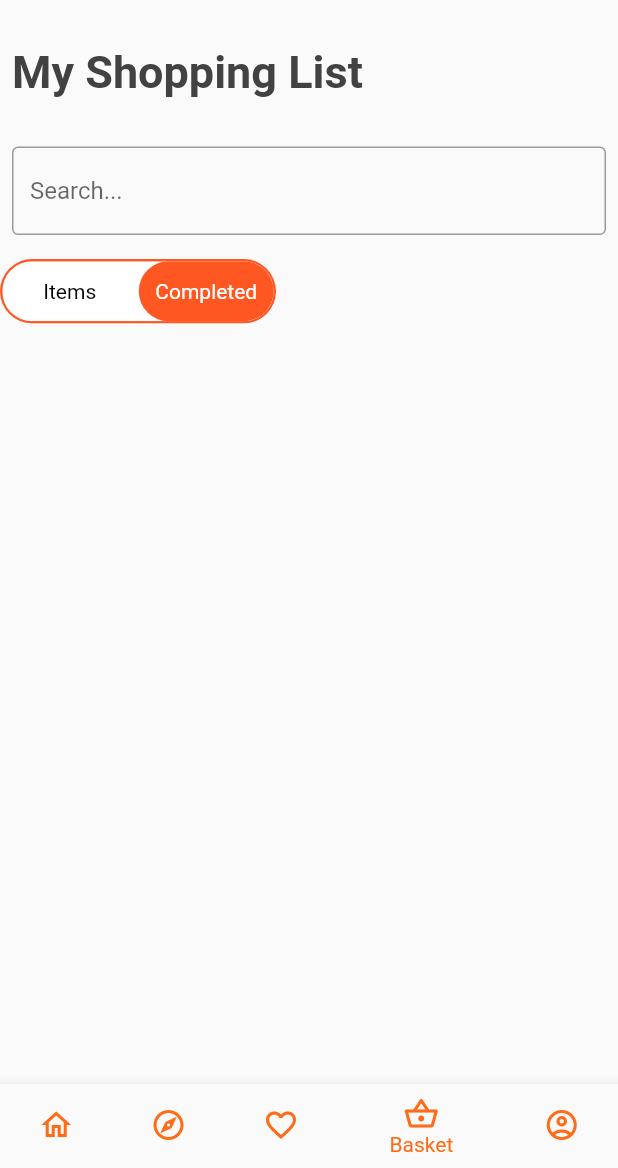
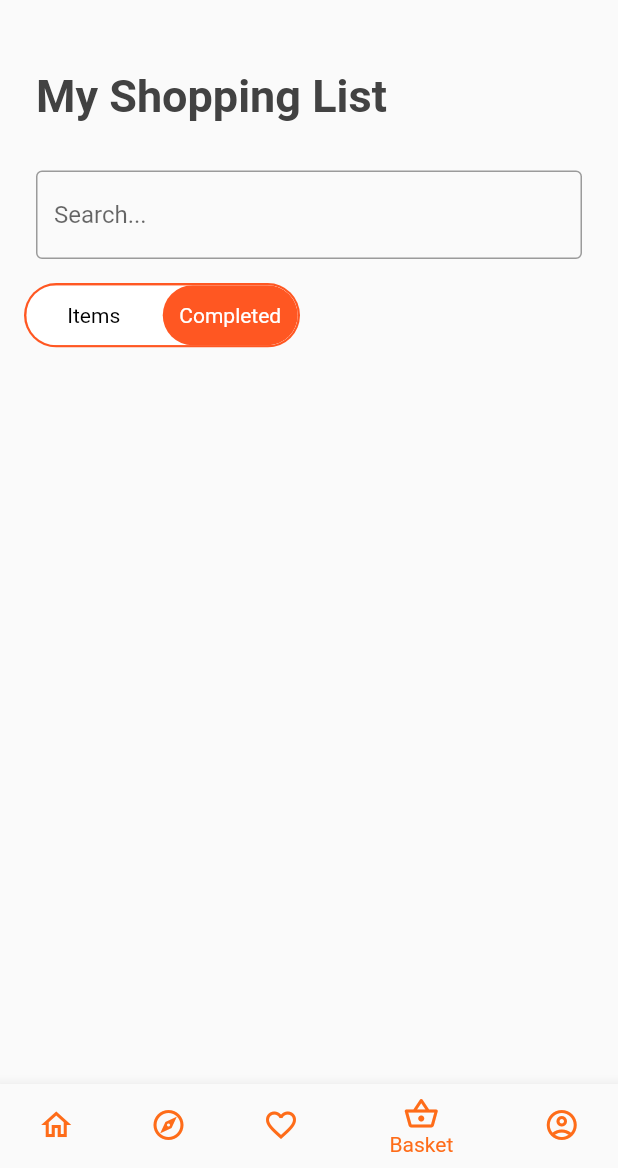
Before and after one commit to patsalcedo/Scrapz, a Flutter app: the screen it shows after launch, item 4 of the bottom bar chosen, on a phone screen of 412 x 824 dp, the part 68-1236 px from its top. Run offline on Flutter 3.47's test engine with Material 2 defaults, Android fonts, the phone set to English and light mode, and no system bars; drawn by our look-alikes of toggle_switch; our stand-ins replace fluttertoast, google_fonts.

Commit message:
Added padding

```diff
--- a/lib/screens/explore_page.dart
+++ b/lib/screens/explore_page.dart
@@ -11,7 +11,9 @@ class ExplorePage extends StatefulWidget {
 class _ExplorePageState extends State<ExplorePage> {
   @override
   Widget build(BuildContext context) {
-    return Column(
+    return Padding(
+      padding: const EdgeInsets.all(16.0),
+      child: Column(
         crossAxisAlignment: CrossAxisAlignment.start,
         children: <Widget>[
           Padding(
@@ -32,6 +34,7 @@ class _ExplorePageState extends State<ExplorePage> {
             ),
           ),
         ],
+      ),
     );
   }
 }
--- a/lib/screens/shopping_list.dart
+++ b/lib/screens/shopping_list.dart
@@ -10,7 +10,9 @@ class ShoppingList extends StatefulWidget {
 class _ShoppingListState extends State<ShoppingList> {
   @override
   Widget build(BuildContext context) {
-    return Column(
+    return Padding(
+      padding: const EdgeInsets.all(16.0),
+      child: Column(
         crossAxisAlignment: CrossAxisAlignment.start,
         children: <Widget>[
           Padding(
@@ -48,6 +50,7 @@ class _ShoppingListState extends State<ShoppingList> {
             },
           ),
         ],
+      ),
     );
   }
 }
```
Lines whose indentation alone changed are shown as unchanged.
